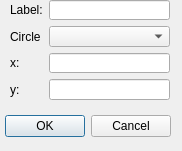
First picture: the form in Dialogs/AddPointDialogs/addpointoncircle.ui, repository LFriday13/geometry-toolbox, before the edit.
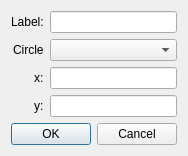
Second picture: the form after the edit.

What changed in the file:
```diff
--- a/Dialogs/AddPointDialogs/addpointoncircle.ui
+++ b/Dialogs/AddPointDialogs/addpointoncircle.ui
@@ -13,32 +13,12 @@
   <property name="windowTitle">
    <string>Dialog</string>
   </property>
-  <widget class="QDialogButtonBox" name="buttonBox">
-   <property name="geometry">
-    <rect>
-     <x>0</x>
-     <y>110</y>
-     <width>171</width>
-     <height>32</height>
-    </rect>
-   </property>
-   <property name="orientation">
-    <enum>Qt::Horizontal</enum>
-   </property>
-   <property name="standardButtons">
-    <set>QDialogButtonBox::Cancel|QDialogButtonBox::Ok</set>
-   </property>
-  </widget>
-  <widget class="QWidget" name="formLayoutWidget">
-   <property name="geometry">
-    <rect>
-     <x>10</x>
-     <y>0</y>
-     <width>160</width>
-     <height>100</height>
-    </rect>
-   </property>
+  <layout class="QVBoxLayout" name="verticalLayout">
+   <item>
    <layout class="QFormLayout" name="formLayout">
+     <property name="labelAlignment">
+      <set>Qt::AlignRight|Qt::AlignTrailing|Qt::AlignVCenter</set>
+     </property>
     <item row="0" column="0">
      <widget class="QLabel" name="labelLabel">
       <property name="text">
@@ -80,7 +60,18 @@
      <widget class="QLineEdit" name="yLineEdit"/>
     </item>
    </layout>
-  </widget>
+   </item>
+   <item>
+    <widget class="QDialogButtonBox" name="buttonBox">
+     <property name="orientation">
+      <enum>Qt::Horizontal</enum>
+     </property>
+     <property name="standardButtons">
+      <set>QDialogButtonBox::Cancel|QDialogButtonBox::Ok</set>
+     </property>
+    </widget>
+   </item>
+  </layout>
  </widget>
  <resources/>
  <connections>
```
Lines whose indentation alone changed are shown as unchanged.
